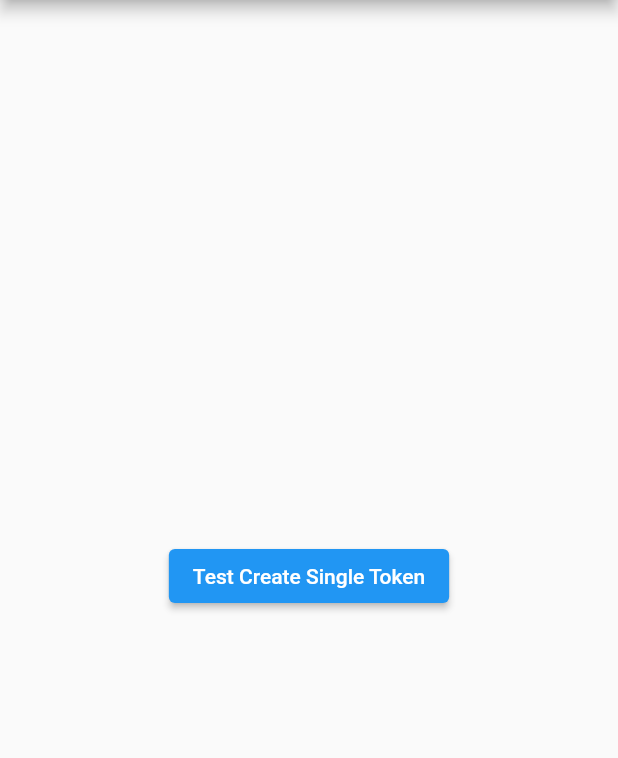
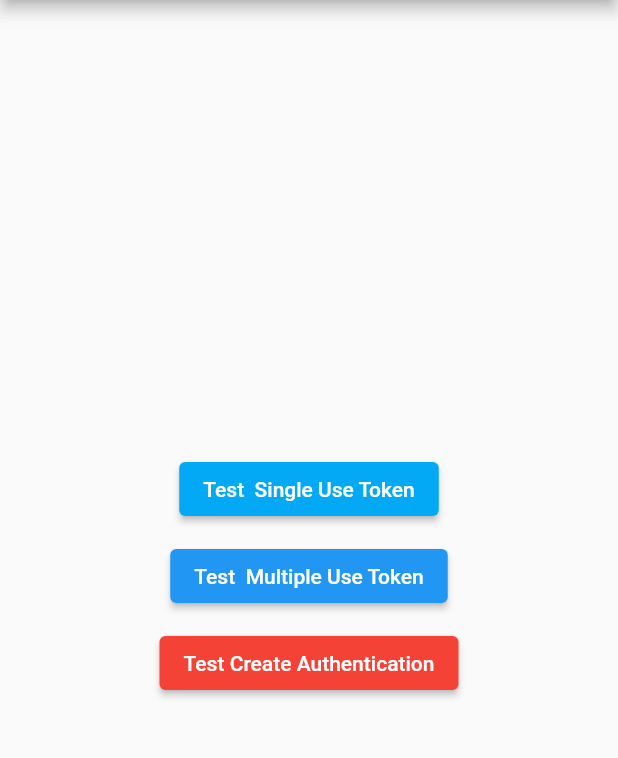
Before and after one commit to salkuadrat/fxendit, a Flutter app: the screen it shows after launch, on a phone screen of 412 x 824 dp, the part 84-842 px from its top. Run offline on Flutter 3.47's test engine with Material 2 defaults, Android fonts, the phone set to English and light mode, and no system bars.

Commit message:
iOS done

```diff
--- a/example/lib/main.dart
+++ b/example/lib/main.dart
@@ -17,7 +17,7 @@ class _MyAppState extends State<MyApp> {
   // Use your own key from https://dashboard.xendit.co/settings/developers#api-keys
   // TODO: CHANGE THIS
   Xendit xendit = Xendit(key);
-  String tokenId = '';
+  String? tokenId;
 
   @override
   void initState() {
@@ -37,7 +37,7 @@ class _MyAppState extends State<MyApp> {
       expirationYear: '2022',
     );
 
-    await xendit.fakeCreateSingleUseToken(
+    await xendit.createSingleUseToken(
       card,
       amount: 75000,
       shouldAuthenticate: true,
@@ -54,29 +54,12 @@ class _MyAppState extends State<MyApp> {
       expirationYear: '2022',
     );
 
-    TokenResult result = await xendit.createMultipleUseToken(card);
-
-    if (result.isSuccess) {
-      tokenId = result.token!.id;
-      debugPrint('Token ID: ${result.token!.id}');
-    } else {
-      debugPrint(
-          'MultipleUseToken Error: ${result.errorCode} - ${result.errorMessage}');
-    }
+    await xendit.fakeCreateMultipleUseToken(card, amount: 50000);
   }
 
   Future<void> _testAuthentication() async {
-    if (tokenId.isNotEmpty) {
-      AuthenticationResult result =
-          await xendit.createAuthentication(tokenId, amount: 50000);
-
-      if (result.isSuccess) {
-        debugPrint('Authentication ID: ${result.authentication!.id}');
-      } else {
-        debugPrint(
-            'Authentication Error: ${result.errorCode} - ${result.errorMessage}');
-      }
-    }
+    await xendit.createAuthentication('61fb88b4c950ac001a9c6015',
+        amount: 50000);
   }
 
   @override
@@ -88,11 +71,38 @@ class _MyAppState extends State<MyApp> {
           title: const Text('FXendit Example'),
         ),
         body: Center(
-          child: ElevatedButton(
-            onPressed: () {
-              _testSingleUseToken();
-            },
-            child: const Text("Test Create Single Token"),
+          child: Column(
+            mainAxisAlignment: MainAxisAlignment.center,
+            children: [
+              SizedBox(
+                child: ElevatedButton(
+                  onPressed: () {
+                    _testSingleUseToken();
+                  },
+                  child: const Text("Test  Single Use Token"),
+                  style: ButtonStyle(
+                    backgroundColor:
+                        MaterialStateProperty.all(Colors.lightBlue),
+                  ),
+                ),
+              ),
+              const SizedBox(height: 10),
+              ElevatedButton(
+                onPressed: () {
+                  _testMultipleUseToken();
+                },
+                child: const Text("Test  Multiple Use Token"),
+              ),
+              const SizedBox(height: 10),
+              ElevatedButton(
+                onPressed: () {
+                  _testAuthentication();
+                },
+                child: const Text("Test Create Authentication"),
+                style: ButtonStyle(
+                    backgroundColor: MaterialStateProperty.all(Colors.red)),
+              ),
+            ],
           ),
         ),
       ),
--- a/lib/src/models/authentication.dart
+++ b/lib/src/models/authentication.dart
@@ -6,7 +6,7 @@ class Authentication {
   final String id;
 
   /// Credit Card Token ID
-  final String creditCardTokenId;
+  final String? creditCardTokenId;
 
   /// Authentication URL
   final String? payerAuthenticationUrl;
@@ -15,7 +15,7 @@ class Authentication {
   final String status;
 
   /// Masked Card Number
-  final String maskedCardNumber;
+  final String? maskedCardNumber;
 
   /// Card Info
   final CardInfo? cardInfo;
@@ -26,26 +26,27 @@ class Authentication {
   /// Authentication Transaction ID
   final String? authenticationTransactionId;
 
-  Authentication({
+  const Authentication({
     required this.id,
-    required this.creditCardTokenId,
+    required this.status,
+    this.creditCardTokenId,
     this.payerAuthenticationUrl,
-    required this.status,
-    required this.maskedCardNumber,
-    required this.cardInfo,
+    this.maskedCardNumber,
+    this.cardInfo,
     this.requestPayload,
     this.authenticationTransactionId,
   });
 
   /// Convert Map to Authentication
-  Authentication.from(Map json)
-      : id = json['id'],
-        creditCardTokenId = json['creditCardTokenId'],
-        payerAuthenticationUrl = json['payerAuthenticationUrl'],
-        status = json['status'],
-        maskedCardNumber = json['maskedCardNumber'],
-        cardInfo =
+  factory Authentication.from(Map json) => Authentication(
+        id: json['id'],
+        creditCardTokenId: json['creditCardTokenId'],
+        payerAuthenticationUrl: json['payerAuthenticationUrl'],
+        status: json['status'],
+        maskedCardNumber: json['maskedCardNumber'],
+        cardInfo:
             json['cardInfo'] != null ? CardInfo.from(json['cardInfo']) : null,
-        requestPayload = json['requestPayload'],
-        authenticationTransactionId = json['authenticationTransactionId'];
+        requestPayload: json['requestPayload'],
+        authenticationTransactionId: json['authenticationTransactionId'],
+      );
 }
--- a/lib/src/models/billing.dart
+++ b/lib/src/models/billing.dart
@@ -30,13 +30,16 @@ class BillingDetails {
   });
 
   /// Convert Map to BillingDetails
-  BillingDetails.from(Map json)
-      : givenNames = json['givenNames'],
-        surname = json['surname'],
-        email = json['email'],
-        mobileNumber = json['mobileNumber'],
-        phoneNumber = json['phoneNumber'],
-        address = Address.from(json['address']);
+  factory BillingDetails.from(Map json) => BillingDetails(
+        givenNames: json['givenNames'],
+        surname: json['surname'],
+        email: json['email'],
+        mobileNumber: json['mobileNumber'],
+        phoneNumber: json['phoneNumber'],
+        address: Address.from(
+          json['address'],
+        ),
+      );
 
   /// Convert BillingDetails to Map
   Map<String, dynamic> to() {
--- a/lib/src/models/token.dart
+++ b/lib/src/models/token.dart
@@ -6,7 +6,7 @@ import 'card_info.dart';
 /// Token
 class Token {
   /// Token ID
-  final String id;
+  final String? id;
 
   /// Status
   final String status;
@@ -18,10 +18,10 @@ class Token {
   final AuthenticatedToken? authentication;
 
   /// Masked Card Number
-  final String maskedCardNumber;
+  final String? maskedCardNumber;
 
   /// Should 3DS
-  final bool should3ds;
+  final bool? should3ds;
 
   /// Card Info
   final CardInfo? cardInfo;
@@ -29,24 +29,29 @@ class Token {
   Token({
     required this.id,
     required this.status,
-    this.authenticationId,
+    required this.authenticationId,
     this.authentication,
-    required this.maskedCardNumber,
-    required this.should3ds,
-    required this.cardInfo,
+    this.maskedCardNumber,
+    this.should3ds,
+    this.cardInfo,
   });
 
   /// Convert Map to Token
-  Token.from(Map json)
-      : id = json['id'],
-        status = json['status'],
-        authenticationId = json['authenticationId'],
-        authentication = json['authenticatedToken'] != null
+  factory Token.from(Map json) => Token(
+        id: json['id'],
+        status: json['status'],
+        authenticationId: json['authenticationId'],
+        authentication: json['authenticatedToken'] != null
             ? AuthenticatedToken.from(json['authenticatedToken'])
             : null,
-        maskedCardNumber = json['maskedCardNumber'],
-        should3ds = json['should3ds'] as bool,
-        cardInfo = CardInfo.from(json['cardInfo']);
+        maskedCardNumber: json['maskedCardNumber'],
+        should3ds: json['should3ds'],
+        cardInfo: json['cardInfo'] != null
+            ? CardInfo.from(
+                json['cardInfo'],
+              )
+            : null,
+      );
 
   /// Convert AuthenticatedToken to Token
   Token.fromAuthenticatedToken(AuthenticatedToken _authentication,
```
Also changed, not shown: lib/src/xendit.dart (+43 -5 lines), 1 other file.
